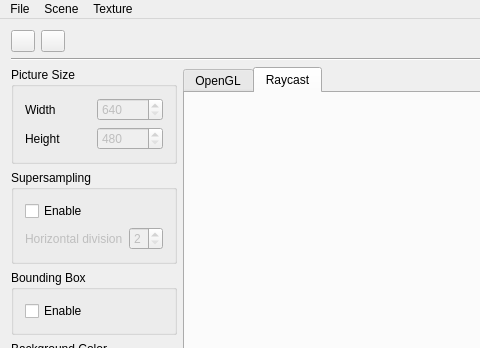
This is Raycasting/mainwindow.ui in paulobruno/Cg2 as Qt 5 draws it before an edit; both pictures show x 0 to 480 and y 0 to 348 of the 746 by 650 pixel window. The edited form follows.
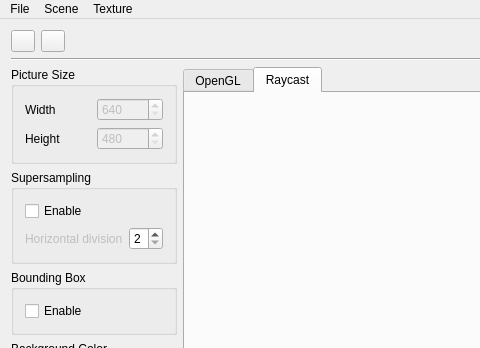
This is the edited form. Custom widgets are drawn as their Qt base class.

```diff
--- a/Raycasting/mainwindow.ui
+++ b/Raycasting/mainwindow.ui
@@ -176,7 +176,7 @@
                 </widget>
                </item>
                <item>
-                <widget class="QSpinBox" name="spinBox">
+                <widget class="QSpinBox" name="spinBoxHeight">
                  <property name="enabled">
                   <bool>false</bool>
                  </property>
@@ -219,15 +219,15 @@
                 </widget>
                </item>
                <item>
-                <widget class="QSpinBox" name="spinBoxHeight">
+                <widget class="QSpinBox" name="spinBoxSampling">
                  <property name="enabled">
-                  <bool>false</bool>
+                  <bool>true</bool>
                  </property>
                  <property name="minimum">
                   <number>2</number>
                  </property>
                  <property name="maximum">
-                  <number>8</number>
+                  <number>4</number>
                  </property>
                 </widget>
                </item>
```
Left out of the diff: 4 changed lines with no effect on the pictures.
